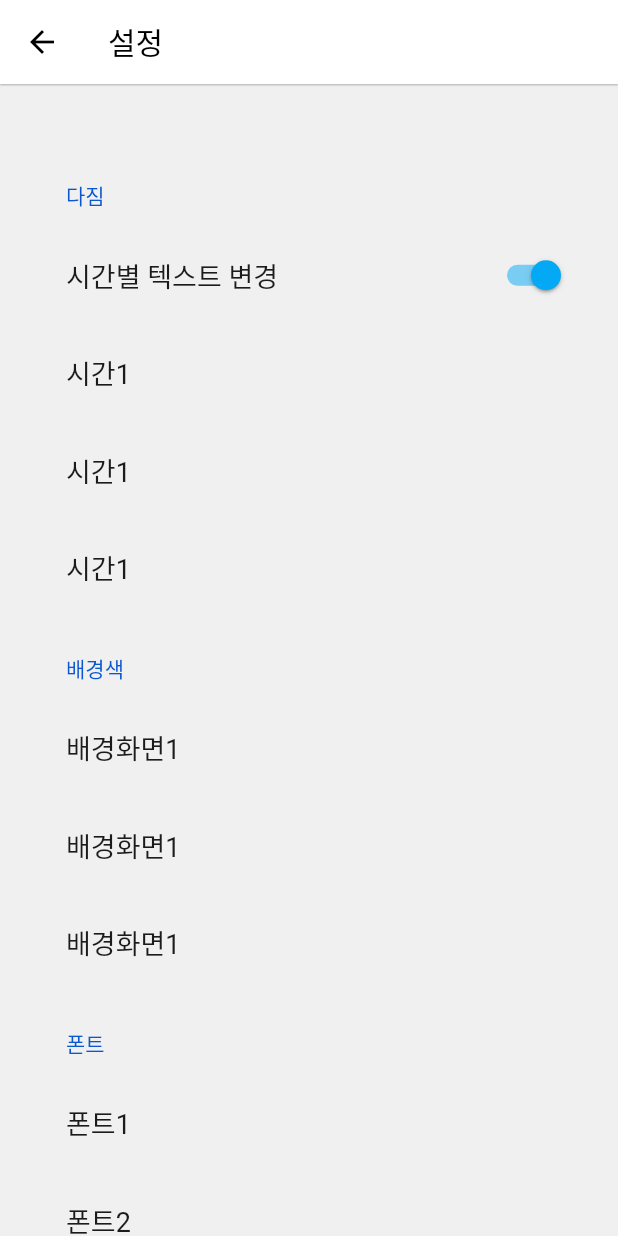
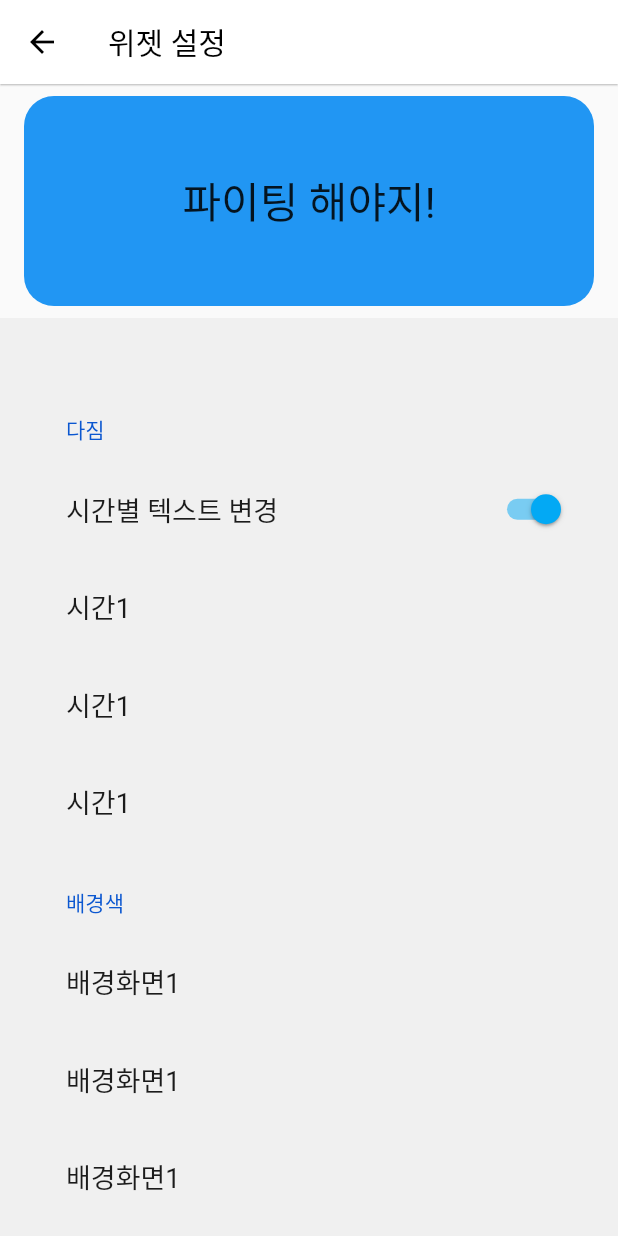
Before and after one commit to Jun-Jinu/-Will-Grow-Widget-App, a Flutter app: the WidgetSettingView screen opened by its route, on a phone screen of 412 x 824 dp. Run offline on Flutter 3.47's test engine with Material 2 defaults, Android fonts, the phone set to English and light mode, and no system bars; drawn by our look-alikes of settings_ui; our stand-ins replace hive, hive_flutter, table_calendar, toggle_switch; missing offline and left inert: flutter_widgetkit; accounts and stored records are empty.

```diff
--- a/lib/main.dart
+++ b/lib/main.dart
@@ -8,8 +8,8 @@ import 'package:provider/provider.dart';
 import 'package:hive_flutter/hive_flutter.dart';
 import 'package:hive/hive.dart';
 
-import 'ui/post/post_list/post_viewmodel.dart';
-import 'ui/post/post_list/post_view.dart';
+import 'ui/post/post_list/post_list_viewmodel.dart';
+import 'ui/post/post_list/post_list_view.dart';
 
 import './ui/post/post_detail/post_detail_view.dart';
 import './ui/post/post_detail/post_detail_viewmodel.dart';
@@ -25,6 +25,9 @@ import 'ui/settings/widget_setting/widget_settings_viewmodel.dart';
 
 import 'ui/settings/app_setting/app_settings_view.dart';
 import 'ui/settings/app_setting/app_settings_viewmodel.dart';
+
+import 'ui/post/post_edit/post_edit_view.dart';
+import 'ui/post/post_edit/post_edit_viewmodel.dart';
 
 import 'dart:convert';
 
@@ -67,6 +70,7 @@ class MyApp extends StatelessWidget {
   @override
   Widget build(BuildContext context) {
     return MultiProvider(
+      // TODO: 프로바이더 분리 가능?
       providers: [
         ChangeNotifierProvider<NewPostViewModel>(
             create: (_) => NewPostViewModel(), child: NewPostView()),
@@ -74,6 +78,8 @@ class MyApp extends StatelessWidget {
             create: (_) => PostListViewModel(), child: PostListView()),
         ChangeNotifierProvider<PostDetailViewModel>(
             create: (_) => PostDetailViewModel(), child: PostDetailView(id: 1)),
+        ChangeNotifierProvider<PostEditViewModel>(
+            create: (_) => PostEditViewModel(), child: PostEditView()),
         ChangeNotifierProvider<SettingsViewModel>(
             create: (_) => SettingsViewModel(), child: SettingsView()),
         ChangeNotifierProvider<WidgetSettingsViewModel>(
@@ -110,6 +116,9 @@ Route<dynamic>? onGenerateRoute(RouteSettings settings) {
       return CustomPageRoute(page: PostListView());
     case '/post/detail':
       return CustomPageRoute(page: PostDetailView(id: 1));
+    case '/post/edit':
+      return MaterialPageRoute(
+          builder: (context) => PostEditView(), settings: settings);
     case '/settings':
       return CustomPageRoute(page: SettingsView());
     case '/settings/widget':
--- a/lib/ui/post/post_edit/post_edit_viewmodel.dart
+++ b/lib/ui/post/post_edit/post_edit_viewmodel.dart
@@ -0,0 +1,30 @@
+import 'package:flutter/material.dart';
+import 'package:provider/provider.dart';
+import 'package:board_widget/data/repository/post_repository.dart';
+
+import 'package:board_widget/data/repository/menu_repository.dart';
+
+class PostEditViewModel with ChangeNotifier {
+  late final PostRepository _postRepository;
+  late final MenuRepository _menutRepository;
+
+  PostEditViewModel() {
+    _postRepository = PostRepository();
+    _menutRepository = MenuRepository();
+  }
+
+  Future<void> savePost(String title, String content) async {
+    // Validate the inputs, e.g., check if title and content are not empty
+
+    // Call the postRepository to save the new post
+    // await _postRepository.savePost(title, content);
+  }
+
+  setSelectedIndex(int index) {
+    _menutRepository.setSelectedIndex(index);
+  }
+
+  getSelectedIndex() {
+    return _menutRepository.selectedIndex;
+  }
+}
--- a/lib/ui/post/post_list/post_view.dart
+++ b/lib/ui/post/post_list/post_list_view.dart
@@ -1,6 +1,6 @@
 import 'package:flutter/material.dart';
 import 'package:provider/provider.dart';
-import 'post_viewmodel.dart';
+import 'post_list_viewmodel.dart';
 import 'package:board_widget/ui/widgets/menu_bottom.dart';
 import 'package:hive_flutter/hive_flutter.dart';
 import 'package:board_widget/data/model/post.dart';
--- a/lib/ui/settings/widget_setting/widget_settings_view.dart
+++ b/lib/ui/settings/widget_setting/widget_settings_view.dart
@@ -7,7 +7,7 @@ class WidgetSettingView extends StatelessWidget {
   Widget build(BuildContext context) {
     return Scaffold(
       appBar: AppBar(
-        title: const Text('설정'),
+        title: const Text('위젯 설정'),
       ),
       body: const WidgetSettingBody(),
     );
@@ -19,7 +19,25 @@ class WidgetSettingBody extends StatelessWidget {
 
   @override
   Widget build(BuildContext context) {
-    return SettingsList(
+    return Column(
+      children: [
+        Container(
+          width: double.infinity,
+          height: 140,
+          margin: EdgeInsets.symmetric(vertical: 8.0, horizontal: 16.0),
+          decoration: BoxDecoration(
+            color: Colors.blue, // 배경색 설정
+            borderRadius: BorderRadius.circular(20), // 모서리를 둥글게 설정
+          ),
+          child: Center(
+            child: Text(
+              '파이팅 해야지!',
+              style: TextStyle(fontSize: 28),
+            ),
+          ),
+        ),
+        Expanded(
+          child: SettingsList(
             contentPadding:
                 const EdgeInsets.symmetric(vertical: 40.0, horizontal: 20.0),
             sections: [
@@ -140,6 +158,9 @@ class WidgetSettingBody extends StatelessWidget {
               ),
               // TODO:  글자 크기 조절하기
             ],
+          ),
+        ),
+      ],
     );
   }
 }
```
Also changed, not shown: lib/ui/post/post_detail/post_detail_view.dart (+7 -6 lines), lib/ui/post/post_detail/post_detail_viewmodel.dart (+7 -11 lines), lib/ui/post/post_edit/post_edit_view.dart (+31 -61 lines), lib/ui/post/post_list/post_list_viewmodel.dart (renamed from lib/ui/post/post_list/post_viewmodel.dart). Lines whose indentation alone changed are shown as unchanged.
